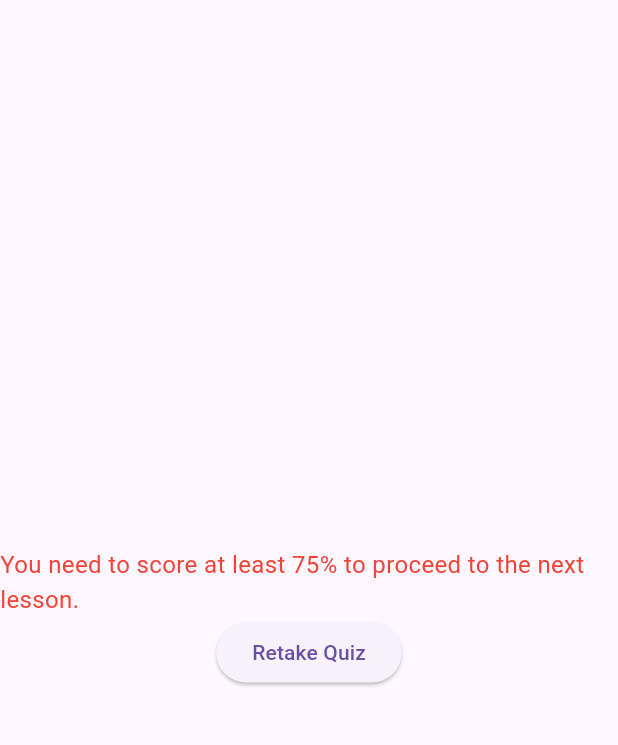
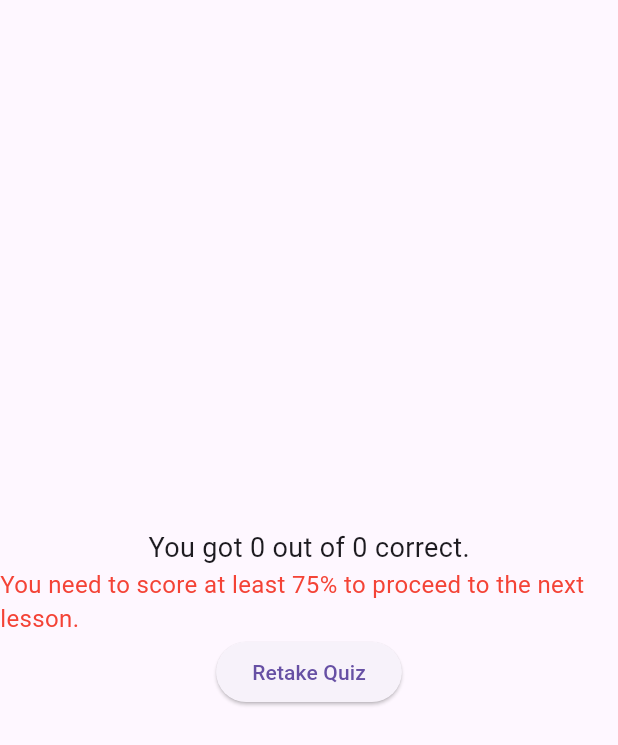
Before and after one commit to JjayFabor/bridgeAI, a Flutter app: the QuizzesPage widget shown alone on an empty page, opened directly with empty values, after a tap on "Submit", on a phone screen of 412 x 824 dp. Shown: the top 745 px of the screen. Run offline on Flutter 3.47's test engine with Material 3 defaults, Android fonts, the light colour scheme and no system bars; our stand-ins replace cloud_firestore, firebase_auth, firebase_core, firebase_storage, flip_card, flutter_markdown and 5 more; missing offline and left inert: flutter_math_fork; accounts and stored records are empty; network calls fail.

Commit message:
Fiz quiz part to let the user take the quiz

```diff
--- a/lib/features/user_auth/presentation/pages/LessonTopicPages/quizzes_page.dart
+++ b/lib/features/user_auth/presentation/pages/LessonTopicPages/quizzes_page.dart
@@ -35,8 +35,8 @@ class _QuizzesPageState extends State<QuizzesPage> {
     _prefs = await SharedPreferences.getInstance();
     setState(() {
       _selectedAnswers = List<int?>.filled(widget.quizzes.length, null);
-      _isSubmitted = _prefs?.getBool('isSubmitted') ?? false;
-      _correctAnswers = _prefs?.getInt('correctAnswers') ?? 0;
+      _isSubmitted = false;
+      _correctAnswers = 0;
     });
   }
 
@@ -117,13 +117,16 @@ class _QuizzesPageState extends State<QuizzesPage> {
                     child: Column(
                       mainAxisAlignment: MainAxisAlignment.center,
                       children: [
+                        Text(
+                          'You got $_correctAnswers out of ${widget.quizzes.length} correct.',
+                          style: const TextStyle(fontSize: 18),
+                        ),
                         if (_correctAnswers / widget.quizzes.length >= 0.75)
                           Column(
                             children: [
-                              Text(
-                                  '''You got $_correctAnswers out of ${widget.quizzes.length} correct.
-                                  Congratulations! You can proceed to the next lesson.''',
-                                  style: const TextStyle(
+                              const Text(
+                                  'Congratulations! You can proceed to the next lesson.',
+                                  style: TextStyle(
                                       color: Colors.green, fontSize: 16)),
                               const SizedBox(height: 20),
                               SizedBox(
```
